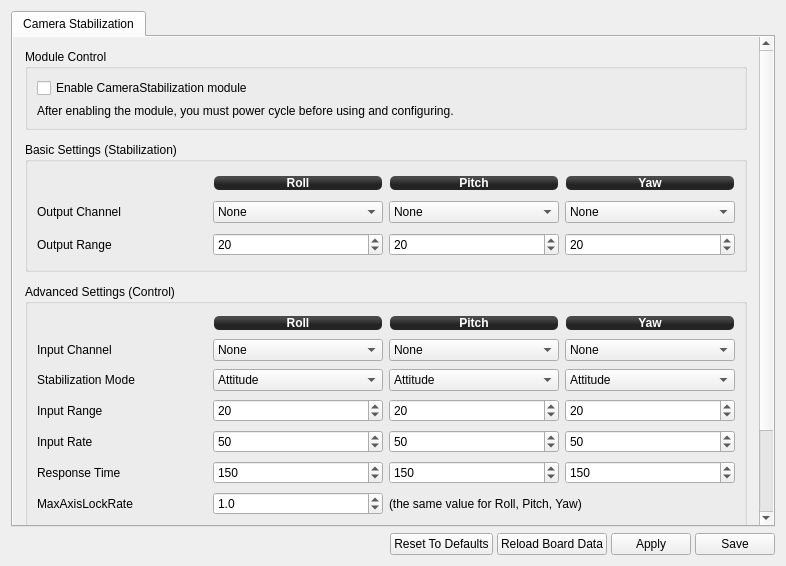
Above: ground/openpilotgcs/src/plugins/config/camerastabilization.ui from FlyTheThings/raspberrypilot before the change. Below: the same form after it.
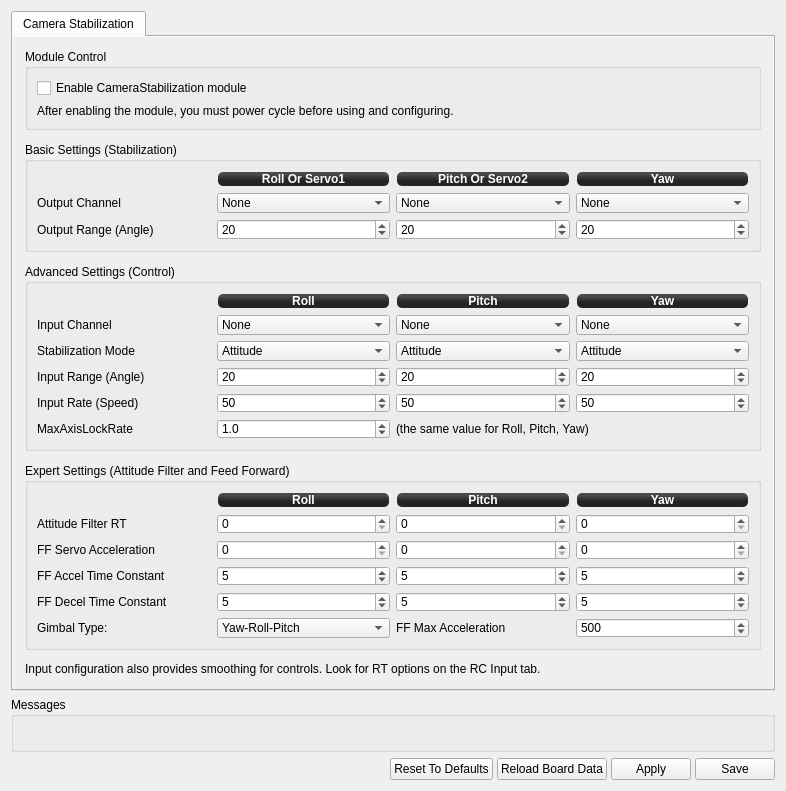
That is the form after the change. Icons and pictures are not drawn.

What changed in the file:
```diff
--- a/ground/openpilotgcs/src/plugins/config/camerastabilization.ui
+++ b/ground/openpilotgcs/src/plugins/config/camerastabilization.ui
@@ -7,7 +7,7 @@
     <x>0</x>
     <y>0</y>
     <width>786</width>
-    <height>566</height>
+    <height>791</height>
    </rect>
   </property>
   <property name="sizePolicy">
@@ -64,8 +64,8 @@
            <rect>
             <x>0</x>
             <y>0</y>
-            <width>741</width>
-            <height>559</height>
+            <width>762</width>
+            <height>658</height>
            </rect>
           </property>
           <layout class="QVBoxLayout" name="verticalLayout">
@@ -130,7 +130,7 @@
              <property name="minimumSize">
               <size>
                <width>0</width>
-               <height>130</height>
+               <height>110</height>
               </size>
              </property>
              <property name="maximumSize">
@@ -285,7 +285,7 @@
               <item row="2" column="0">
                <widget class="QLabel" name="label_43">
                 <property name="text">
-                 <string>Output Range</string>
+                 <string>Output Range (Angle)</string>
                 </property>
                </widget>
               </item>
@@ -340,7 +340,7 @@
 margin:1px;</string>
                 </property>
                 <property name="text">
-                 <string>Pitch</string>
+                 <string>Pitch Or Servo2</string>
                 </property>
                 <property name="alignment">
                  <set>Qt::AlignCenter</set>
@@ -369,7 +369,7 @@
 margin:1px;</string>
                 </property>
                 <property name="text">
-                 <string>Roll</string>
+                 <string>Roll Or Servo1</string>
                 </property>
                 <property name="alignment">
                  <set>Qt::AlignCenter</set>
@@ -390,7 +390,7 @@
              <property name="minimumSize">
               <size>
                <width>0</width>
-               <height>250</height>
+               <height>187</height>
               </size>
              </property>
              <property name="maximumSize">
@@ -403,9 +403,6 @@
               <string>Advanced Settings (Control)</string>
              </property>
              <layout class="QGridLayout" name="gridLayout_8">
-              <property name="verticalSpacing">
-               <number>6</number>
-              </property>
               <item row="0" column="3">
                <widget class="QLabel" name="label_32">
                 <property name="minimumSize">
@@ -653,34 +650,6 @@
                 </property>
                </widget>
               </item>
-              <item row="5" column="3">
-               <widget class="QSpinBox" name="yawResponseTime">
-                <property name="focusPolicy">
-                 <enum>Qt::StrongFocus</enum>
-                </property>
-                <property name="toolTip">
-                 <string>Input low-pass filter response time for yaw axis, ms.
-
-This option smoothes the stick input. Zero value disables LPF.</string>
-                </property>
-                <property name="maximum">
-                 <number>1000</number>
-                </property>
-                <property name="value">
-                 <number>150</number>
-                </property>
-                <property name="objrelation" stdset="0">
-                 <stringlist>
-                  <string>objname:CameraStabSettings</string>
-                  <string>fieldname:ResponseTime</string>
-                  <string>element:Yaw</string>
-                  <string>haslimits:no</string>
-                  <string>scale:1</string>
-                  <string>buttongroup:1</string>
-                 </stringlist>
-                </property>
-               </widget>
-              </item>
               <item row="2" column="2">
                <widget class="QComboBox" name="pitchStabilizationMode">
                 <property name="focusPolicy">
@@ -759,34 +728,6 @@
                 </property>
                </widget>
               </item>
-              <item row="5" column="2">
-               <widget class="QSpinBox" name="pitchResponseTime">
-                <property name="focusPolicy">
-                 <enum>Qt::StrongFocus</enum>
-                </property>
-                <property name="toolTip">
-                 <string>Input low-pass filter response time for pitch axis, ms.
-
-This option smoothes the stick input. Zero value disables LPF.</string>
-                </property>
-                <property name="maximum">
-                 <number>1000</number>
-                </property>
-                <property name="value">
-                 <number>150</number>
-                </property>
-                <property name="objrelation" stdset="0">
-                 <stringlist>
-                  <string>objname:CameraStabSettings</string>
-                  <string>fieldname:ResponseTime</string>
-                  <string>element:Pitch</string>
-                  <string>haslimits:no</string>
-                  <string>scale:1</string>
-                  <string>buttongroup:1</string>
-                 </stringlist>
-                </property>
-               </widget>
-              </item>
               <item row="2" column="1">
                <widget class="QComboBox" name="rollStabilizationMode">
                 <property name="focusPolicy">
@@ -865,59 +806,24 @@
                 </property>
                </widget>
               </item>
-              <item row="5" column="1">
-               <widget class="QSpinBox" name="rollResponseTime">
-                <property name="focusPolicy">
-                 <enum>Qt::StrongFocus</enum>
-                </property>
-                <property name="toolTip">
-                 <string>Input low-pass filter response time for roll axis, ms.
-
-This option smoothes the stick input. Zero value disables LPF.</string>
-                </property>
-                <property name="maximum">
-                 <number>1000</number>
-                </property>
-                <property name="value">
-                 <number>150</number>
-                </property>
-                <property name="objrelation" stdset="0">
-                 <stringlist>
-                  <string>objname:CameraStabSettings</string>
-                  <string>fieldname:ResponseTime</string>
-                  <string>element:Roll</string>
-                  <string>haslimits:no</string>
-                  <string>scale:1</string>
-                  <string>buttongroup:1</string>
-                 </stringlist>
-                </property>
-               </widget>
-              </item>
-              <item row="6" column="0">
+              <item row="5" column="0">
                <widget class="QLabel" name="label_36">
                 <property name="text">
                  <string>MaxAxisLockRate</string>
                 </property>
                </widget>
               </item>
-              <item row="5" column="0">
-               <widget class="QLabel" name="label_37">
-                <property name="text">
-                 <string>Response Time</string>
-                </property>
-               </widget>
-              </item>
               <item row="4" column="0">
                <widget class="QLabel" name="label_38">
                 <property name="text">
-                 <string>Input Rate</string>
+                 <string>Input Rate (Speed)</string>
                 </property>
                </widget>
               </item>
               <item row="3" column="0">
                <widget class="QLabel" name="label_39">
                 <property name="text">
-                 <string>Input Range</string>
+                 <string>Input Range (Angle)</string>
                 </property>
                </widget>
               </item>
@@ -928,14 +834,14 @@
                 </property>
                </widget>
               </item>
-              <item row="6" column="2" colspan="2">
+              <item row="5" column="2" colspan="2">
                <widget class="QLabel" name="label_41">
                 <property name="text">
                  <string>(the same value for Roll, Pitch, Yaw)</string>
                 </property>
                </widget>
               </item>
-              <item row="6" column="1">
+              <item row="5" column="1">
                <widget class="QDoubleSpinBox" name="MaxAxisLockRate">
                 <property name="focusPolicy">
                  <enum>Qt::StrongFocus</enum>
@@ -974,30 +880,471 @@
             </widget>
            </item>
            <item>
-            <widget class="QGroupBox" name="groupBox_4">
+            <widget class="QGroupBox" name="groupBox_3">
              <property name="minimumSize">
               <size>
                <width>0</width>
-               <height>71</height>
-              </size>
-             </property>
-             <property name="maximumSize">
-              <size>
-               <width>16777215</width>
-               <height>16777215</height>
+               <height>187</height>
               </size>
              </property>
              <property name="title">
-              <string>Messages</string>
+              <string>Expert Settings (Attitude Filter and Feed Forward)</string>
              </property>
-             <layout class="QVBoxLayout" name="verticalLayout_3">
-              <item>
-               <widget class="QLabel" name="message">
-                <property name="autoFillBackground">
-                 <bool>false</bool>
+             <layout class="QGridLayout" name="gridLayout_2">
+              <item row="0" column="1">
+               <widget class="QLabel" name="label_49">
+                <property name="minimumSize">
+                 <size>
+                  <width>0</width>
+                  <height>16</height>
+                 </size>
                 </property>
+                <property name="maximumSize">
+                 <size>
+                  <width>16777215</width>
+                  <height>16</height>
+                 </size>
+                </property>
+                <property name="styleSheet">
+                 <string notr="true">background-color: qlineargradient(spread:reflect, x1:0.507, y1:0, x2:0.507, y2:0.772, stop:0.208955 rgba(74, 74, 74, 255), stop:0.78607 rgba(36, 36, 36, 255));
+color: rgb(255, 255, 255);
+border-radius: 5;
+font: bold 12px;
+margin:1px;</string>
+                </property>
                 <property name="text">
-                 <string/>
+                 <string>Roll</string>
+                </property>
+                <property name="alignment">
+                 <set>Qt::AlignCenter</set>
+                </property>
+               </widget>
+              </item>
+              <item row="0" column="2">
+               <widget class="QLabel" name="label_50">
+                <property name="minimumSize">
+                 <size>
+                  <width>0</width>
+                  <height>16</height>
+                 </size>
+                </property>
+                <property name="maximumSize">
+                 <size>
+                  <width>16777215</width>
+                  <height>16</height>
+                 </size>
+                </property>
+                <property name="styleSheet">
+                 <string notr="true">background-color: qlineargradient(spread:reflect, x1:0.507, y1:0, x2:0.507, y2:0.772, stop:0.208955 rgba(74, 74, 74, 255), stop:0.78607 rgba(36, 36, 36, 255));
+color: rgb(255, 255, 255);
+border-radius: 5;
+font: bold 12px;
+margin:1px;</string>
+                </property>
+                <property name="text">
+                 <string>Pitch</string>
+                </property>
+                <property name="alignment">
+                 <set>Qt::AlignCenter</set>
+                </property>
+               </widget>
+              </item>
+              <item row="0" column="3">
+               <widget class="QLabel" name="label_51">
+                <property name="minimumSize">
+                 <size>
+                  <width>0</width>
+                  <height>16</height>
+                 </size>
+                </property>
+                <property name="maximumSize">
+                 <size>
+                  <width>16777215</width>
+                  <height>16</height>
+                 </size>
+                </property>
+                <property name="styleSheet">
+                 <string notr="true">background-color: qlineargradient(spread:reflect, x1:0.507, y1:0, x2:0.507, y2:0.772, stop:0.208955 rgba(74, 74, 74, 255), stop:0.78607 rgba(36, 36, 36, 255));
+color: rgb(255, 255, 255);
+border-radius: 5;
+font: bold 12px;
+margin:1px;</string>
+                </property>
+                <property name="text">
+                 <string>Yaw</string>
+                </property>
+                <property name="alignment">
+                 <set>Qt::AlignCenter</set>
+                </property>
+               </widget>
+              </item>
+              <item row="1" column="0">
+               <widget class="QLabel" name="label_2">
+                <property name="text">
+                 <string>Attitude Filter RT</string>
+                </property>
+               </widget>
+              </item>
+              <item row="1" column="1">
+               <widget class="QSpinBox" name="rollResponseTime">
+                <property name="toolTip">
+                 <string>Roll axis attitude filter response time
+
+Range: 0-250ms, 0 disables the filter (default).
+
+Smoothes estimated airframe attitude used by camera stabilization.</string>
+                </property>
+                <property name="maximum">
+                 <number>250</number>
+                </property>
+                <property name="objrelation" stdset="0">
+                 <stringlist>
+                  <string>objname:CameraStabSettings</string>
+                  <string>fieldname:ResponseTime</string>
+                  <string>element:Roll</string>
+                  <string>buttongroup:1</string>
+                 </stringlist>
+                </property>
+               </widget>
+              </item>
+              <item row="1" column="2">
+               <widget class="QSpinBox" name="pitchResponseTime">
+                <property name="toolTip">
+                 <string>Pitch axis attitude filter response time
+
+Range: 0-250ms, 0 disables the filter (default).
+
+Smoothes estimated airframe attitude used by camera stabilization.</string>
+                </property>
+                <property name="maximum">
+                 <number>250</number>
+                </property>
+                <property name="objrelation" stdset="0">
+                 <stringlist>
+                  <string>objname:CameraStabSettings</string>
+                  <string>fieldname:ResponseTime</string>
+                  <string>element:Pitch</string>
+                  <string>buttongroup:1</string>
+                 </stringlist>
+                </property>
+               </widget>
+              </item>
+              <item row="1" column="3">
+               <widget class="QSpinBox" name="yawResponseTime">
+                <property name="toolTip">
+                 <string>Yaw axis attitude filter response time
+
+Range: 0-250ms, 0 disables the filter (default).
+
+Smoothes estimated airframe attitude used by camera stabilization.</string>
+                </property>
+                <property name="maximum">
+                 <number>250</number>
+                </property>
+                <property name="objrelation" stdset="0">
+                 <stringlist>
+                  <string>objname:CameraStabSettings</string>
+                  <string>fieldname:ResponseTime</string>
+                  <string>element:Yaw</string>
+                  <string>buttongroup:1</string>
+                 </stringlist>
+                </property>
+               </widget>
+              </item>
+              <item row="2" column="0">
+               <widget class="QLabel" name="label_4">
+                <property name="text">
+                 <string>FF Servo Acceleration</string>
+                </property>
+               </widget>
+              </item>
+              <item row="2" column="1">
+               <widget class="QSpinBox" name="rollFeedForward">
+                <property name="toolTip">
+                 <string>Roll servo feed forward acceleration
+
+Range: 0-25, 0 disables feed forward for the axis (default).
+
+Good starting value is 2-7.
+Too high value may burn your servo!</string>
+                </property>
+                <property name="maximum">
+                 <number>25</number>
+                </property>
+                <property name="objrelation" stdset="0">
+                 <stringlist>
+                  <string>objname:CameraStabSettings</string>
+                  <string>fieldname:FeedForward</string>
+                  <string>element:Roll</string>
+                  <string>haslimits:no</string>
+                  <string>scale:1</string>
+                  <string>buttongroup:1</string>
+                 </stringlist>
+                </property>
+               </widget>
+              </item>
+              <item row="2" column="2">
+               <widget class="QSpinBox" name="pitchFeedForward">
+                <property name="toolTip">
+                 <string>Pitch servo feed forward acceleration
+
+Range: 0-25, 0 disables feed forward for the axis (default).
+
+Good starting value is 2-7.
+Too high value may burn your servo!</string>
+                </property>
+                <property name="maximum">
+                 <number>25</number>
+                </property>
+                <property name="objrelation" stdset="0">
+                 <stringlist>
+                  <string>objname:CameraStabSettings</string>
+                  <string>fieldname:FeedForward</string>
+                  <string>element:Pitch</string>
+                  <string>haslimits:no</string>
+                  <string>scale:1</string>
+                  <string>buttongroup:1</string>
+                 </stringlist>
+                </property>
+               </widget>
+              </item>
+              <item row="2" column="3">
+               <widget class="QSpinBox" name="yawFeedForward">
+                <property name="toolTip">
+                 <string>Yaw servo feed forward acceleration
+
+Range: 0-25, 0 disables feed forward for the axis (default).
+
+Good starting value is 2-7.
+Too high value may burn your servo!</string>
+                </property>
+                <property name="maximum">
+                 <number>25</number>
+                </property>
+                <property name="objrelation" stdset="0">
+                 <stringlist>
+                  <string>objname:CameraStabSettings</string>
+                  <string>fieldname:FeedForward</string>
+                  <string>element:Yaw</string>
+                  <string>haslimits:no</string>
+                  <string>scale:1</string>
+                  <string>buttongroup:1</string>
+                 </stringlist>
+                </property>
+               </widget>
+              </item>
+              <item row="3" column="0">
+               <widget class="QLabel" name="label_48">
+                <property name="text">
+                 <string>FF Accel Time Constant</string>
+                </property>
+               </widget>
+              </item>
+              <item row="3" column="1">
+               <widget class="QSpinBox" name="rollAccelTime">
+                <property name="toolTip">
+                 <string>Roll servo feed forward acceleration time constant
+
+Range: 0-50ms, default is 5.</string>
+                </property>
+                <property name="maximum">
+                 <number>50</number>
+                </property>
+                <property name="value">
+                 <number>5</number>
+                </property>
+                <property name="objrelation" stdset="0">
+                 <stringlist>
+                  <string>objname:CameraStabSettings</string>
+                  <string>fieldname:AccelTime</string>
+                  <string>element:Roll</string>
+                  <string>buttongroup:1</string>
+                 </stringlist>
+                </property>
+               </widget>
+              </item>
+              <item row="3" column="2">
+               <widget class="QSpinBox" name="pitchAccelTime">
+                <property name="toolTip">
+                 <string>Pitch servo feed forward acceleration time constant
+
+Range: 0-50ms, default is 5.</string>
+                </property>
+                <property name="maximum">
+                 <number>50</number>
+                </property>
+                <property name="value">
+                 <number>5</number>
+                </property>
+                <property name="objrelation" stdset="0">
+                 <stringlist>
+                  <string>objname:CameraStabSettings</string>
+                  <string>fieldname:AccelTime</string>
+                  <string>element:Pitch</string>
+                  <string>buttongroup:1</string>
+                 </stringlist>
+                </property>
+               </widget>
+              </item>
+              <item row="3" column="3">
+               <widget class="QSpinBox" name="yawAccelTime">
+                <property name="toolTip">
+                 <string>Yaw servo feed forward acceleration time constant
+
+Range: 0-50ms, default is 5.</string>
+                </property>
+                <property name="maximum">
+                 <number>50</number>
+                </property>
+                <property name="value">
+                 <number>5</number>
+                </property>
+                <property name="objrelation" stdset="0">
+                 <stringlist>
+                  <string>objname:CameraStabSettings</string>
+                  <string>fieldname:AccelTime</string>
+                  <string>element:Yaw</string>
+                  <string>buttongroup:1</string>
+                 </stringlist>
+                </property>
+               </widget>
+              </item>
+              <item row="4" column="0">
+               <widget class="QLabel" name="label_5">
+                <property name="text">
+                 <string>FF Decel Time Constant</string>
+                </property>
+               </widget>
+              </item>
+              <item row="4" column="1">
+               <widget class="QSpinBox" name="rollDecelTime">
+                <property name="toolTip">
+                 <string>Roll servo feed forward deceleration time constant
+
+Range: 0-50ms, default is 5.</string>
+                </property>
+                <property name="maximum">
+                 <number>50</number>
+                </property>
+                <property name="value">
+                 <number>5</number>
+                </property>
+                <property name="objrelation" stdset="0">
+                 <stringlist>
+                  <string>objname:CameraStabSettings</string>
+                  <string>fieldname:DecelTime</string>
+                  <string>element:Roll</string>
+                  <string>buttongroup:1</string>
+                 </stringlist>
+                </property>
+               </widget>
+              </item>
+              <item row="4" column="2">
+               <widget class="QSpinBox" name="pitchDecelTime">
+                <property name="toolTip">
+                 <string>Pitch servo feed forward deceleration time constant
+
+Range: 0-50ms, default is 5.</string>
+                </property>
+                <property name="maximum">
+                 <number>50</number>
+                </property>
+                <property name="value">
+                 <number>5</number>
+                </property>
+                <property name="objrelation" stdset="0">
+                 <stringlist>
+                  <string>objname:CameraStabSettings</string>
+                  <string>fieldname:DecelTime</string>
+                  <string>element:Pitch</string>
+                  <string>buttongroup:1</string>
+                 </stringlist>
+                </property>
+               </widget>
+              </item>
+              <item row="4" column="3">
+               <widget class="QSpinBox" name="yawDecelTime">
+                <property name="toolTip">
+                 <string>Yaw servo feed forward deceleration time constant
+
+Range: 0-50ms, default is 5.</string>
+                </property>
+                <property name="maximum">
+                 <number>50</number>
+                </property>
+                <property name="value">
+                 <number>5</number>
+                </property>
+                <property name="objrelation" stdset="0">
+                 <stringlist>
+                  <string>objname:CameraStabSettings</string>
+                  <string>fieldname:DecelTime</string>
+                  <string>element:Yaw</string>
+                  <string>buttongroup:1</string>
+                 </stringlist>
+                </property>
+               </widget>
+              </item>
+              <item row="5" column="0">
+               <widget class="QLabel" name="label_47">
+                <property name="text">
+                 <string>Gimbal Type:</string>
+                </property>
+               </widget>
+              </item>
+              <item row="5" column="1">
+               <widget class="QComboBox" name="gimbalType">
+                <property name="focusPolicy">
+                 <enum>Qt::StrongFocus</enum>
+                </property>
+                <property name="toolTip">
+                 <string>Gimbal type
+
+Used to limit feed forward acceleration at extreme angles.
+Generic type provides no limit.</string>
+                </property>
+                <property name="objrelation" stdset="0">
+                 <stringlist>
+                  <string>objname:CameraStabSettings</string>
+                  <string>fieldname:GimbalType</string>
+                  <string>buttongroup:1</string>
+                 </stringlist>
+                </property>
+                <item>
+                 <property name="text">
+                  <string>Yaw-Roll-Pitch</string>
+                 </property>
+                </item>
+               </widget>
+              </item>
+              <item row="5" column="2">
+               <widget class="QLabel" name="label_6">
+                <property name="text">
+                 <string>FF Max Acceleration</string>
+                </property>
+               </widget>
+              </item>
+              <item row="5" column="3">
+               <widget class="QSpinBox" name="maxAccel">
+                <property name="toolTip">
+                 <string>Feed forward maximum acceleration
+
+Range: 0-1000, default is 500.
+
+The same value is used for all axes.</string>
+                </property>
+                <property name="maximum">
+                 <number>1000</number>
+                </property>
+                <property name="value">
+                 <number>500</number>
+                </property>
+                <property name="objrelation" stdset="0">
+                 <stringlist>
+                  <string>objname:CameraStabSettings</string>
+                  <string>fieldname:MaxAccel</string>
+                  <string>buttongroup:1</string>
+                 </stringlist>
                 </property>
                </widget>
               </item>
@@ -1005,13 +1352,17 @@
             </widget>
            </item>
            <item>
-            <spacer name="verticalSpacer_2">
+            <widget class="QLabel" name="label">
+             <property name="text">
+              <string>Input configuration also provides smoothing for controls. Look for RT options on the RC Input tab.</string>
+             </property>
+            </widget>
+           </item>
+           <item>
+            <spacer name="verticalSpacer">
              <property name="orientation">
               <enum>Qt::Vertical</enum>
              </property>
-             <property name="sizeType">
-              <enum>QSizePolicy::Expanding</enum>
-             </property>
              <property name="sizeHint" stdset="0">
               <size>
                <width>20</width>
@@ -1028,6 +1379,37 @@
      </widget>
     </widget>
    </item>
+   <item>
+    <widget class="QGroupBox" name="groupBox_4">
+     <property name="minimumSize">
+      <size>
+       <width>0</width>
+       <height>50</height>
+      </size>
+     </property>
+     <property name="maximumSize">
+      <size>
+       <width>16777215</width>
+       <height>16777215</height>
+      </size>
+     </property>
+     <property name="title">
+      <string>Messages</string>
+     </property>
+     <layout class="QVBoxLayout" name="verticalLayout_3">
+      <item>
+       <widget class="QLabel" name="message">
+        <property name="autoFillBackground">
+         <bool>false</bool>
+        </property>
+        <property name="text">
+         <string/>
+        </property>
+       </widget>
+      </item>
+     </layout>
+    </widget>
+   </item>
    <item>
     <layout class="QGridLayout" name="gridLayout">
      <property name="horizontalSpacing">
```
Left out of the diff: 39 changed lines with no effect on the pictures.
